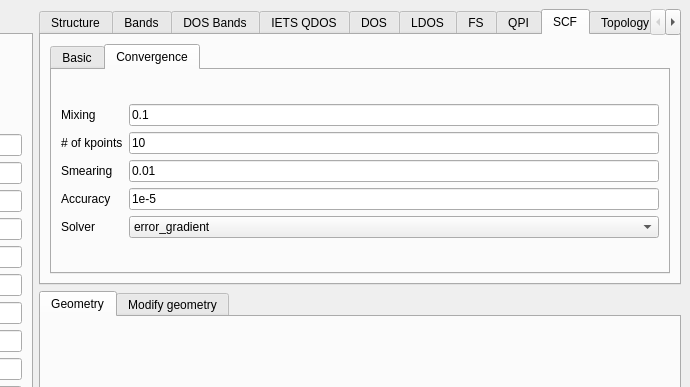
This is interface-pyqt/2d/interface.ui in joselado/quantum-lattice as Qt 5 draws it before an edit; both pictures show x 618 to 1308 and y 0 to 387 of the 1308 by 653 pixel window. The edited form follows.
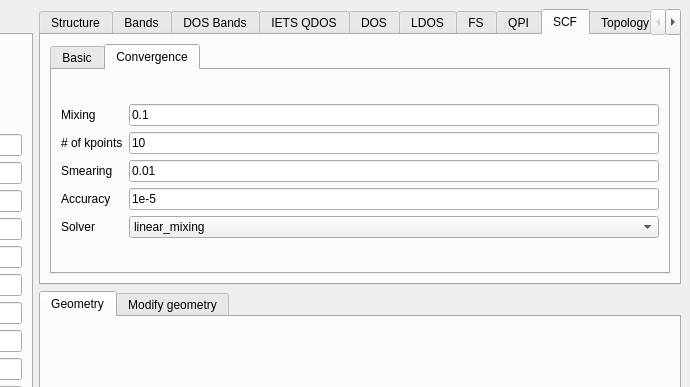
This is the edited form. The open tabs and pages were chosen to show the change. Custom widgets are drawn as their Qt base class.

Commit message:
Make linear_mixing the default SCF solver
Swap the scf_solver dropdown's item order (Convergence sub-tab, all
SCF-capable modes) so linear_mixing is index 0/default and
error_gradient is the alternative, instead of the other way around.

Claude-Session: https://claude.ai/code/session_012fL8wwuicuNy2k5fzsptqR

Patch:
```diff
--- a/interface-pyqt/2d/interface.ui
+++ b/interface-pyqt/2d/interface.ui
@@ -1329,7 +1329,7 @@
                 </property>
                 <item>
                  <property name="text">
-                  <string>error_gradient</string>
+                  <string>linear_mixing</string>
                  </property>
                 </item>
                 <item>
```
Left out of the diff: 2 changed lines with no effect on the pictures. The commit also changes 16 other files.
